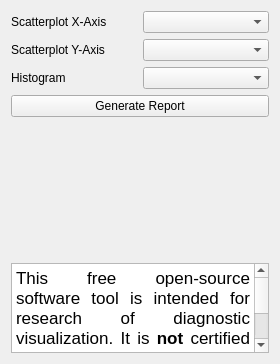
Above: ilastik/workflows/mriVolumetry/report_drawer.ui from ilastik/ilastik before the change. Below: the same form after it.
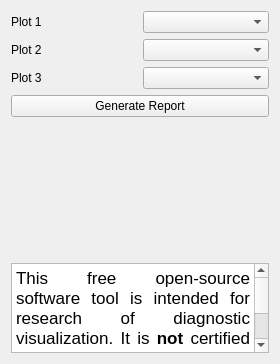
That is the form after the change.

Commit message: new 5D plotting in mriVolReport - not done yet

```diff
--- a/ilastik/workflows/mriVolumetry/report_drawer.ui
+++ b/ilastik/workflows/mriVolumetry/report_drawer.ui
@@ -28,21 +28,21 @@
      <item row="0" column="0">
       <widget class="QLabel" name="labelScatter1">
        <property name="text">
-        <string>Scatterplot X-Axis</string>
+        <string>Plot 1</string>
        </property>
       </widget>
      </item>
      <item row="1" column="0">
       <widget class="QLabel" name="labelScatter2">
        <property name="text">
-        <string>Scatterplot Y-Axis</string>
+        <string>Plot 2</string>
        </property>
       </widget>
      </item>
      <item row="2" column="0">
       <widget class="QLabel" name="labelHistogram">
        <property name="text">
-        <string>Histogram</string>
+        <string>Plot 3</string>
        </property>
       </widget>
      </item>
```
Left out of the diff: 12 changed lines with no effect on the pictures. The commit also changes 3 other files.
